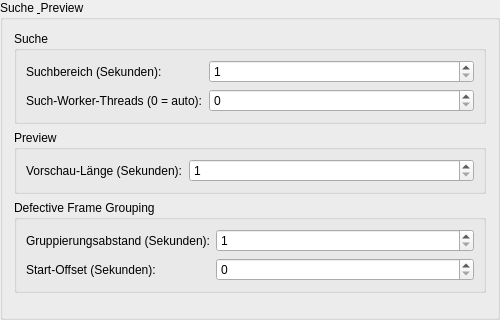
First picture: the form in ui/ttcutsettingssearch.ui, repository MINIXJR/TTCut-ng, before the edit.
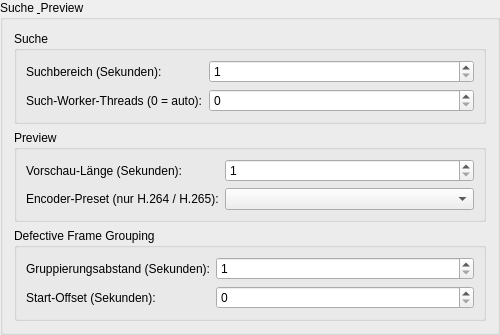
Second picture: the form after the edit.

Commit message: Settings UX + Encoder Pipeline persistent/transient Trennung

```diff
--- a/ui/ttcutsettingssearch.ui
+++ b/ui/ttcutsettingssearch.ui
@@ -57,6 +57,17 @@
         <property name="toolTip"><string>Länge der Preview-Clips um Cut-Punkte in Sekunden.</string></property>
        </widget>
       </item>
+      <item row="1" column="0">
+       <widget class="QLabel" name="laPreviewPreset">
+        <property name="text"><string>Encoder-Preset (nur H.264 / H.265):</string></property>
+        <property name="toolTip"><string>Encoder-Preset für Preview-Generierung bei H.264/H.265 Smart Cut. Schnellere Presets = schnellere Vorschau, leicht reduzierte Qualität der re-encoded Frames an Cut-Punkten. Bei MPEG-2 wirkungslos (mpeg2video kennt kein Preset; das normale Encoder-Qualitäts-Setting greift).</string></property>
+       </widget>
+      </item>
+      <item row="1" column="1">
+       <widget class="QComboBox" name="cbPreviewPreset">
+        <property name="toolTip"><string>Encoder-Preset für Preview-Generierung bei H.264/H.265 Smart Cut. Schnellere Presets = schnellere Vorschau, leicht reduzierte Qualität der re-encoded Frames an Cut-Punkten. Bei MPEG-2 wirkungslos (mpeg2video kennt kein Preset; das normale Encoder-Qualitäts-Setting greift).</string></property>
+       </widget>
+      </item>
      </layout>
     </widget>
    </item>
```
The commit also changes 12 other files.
